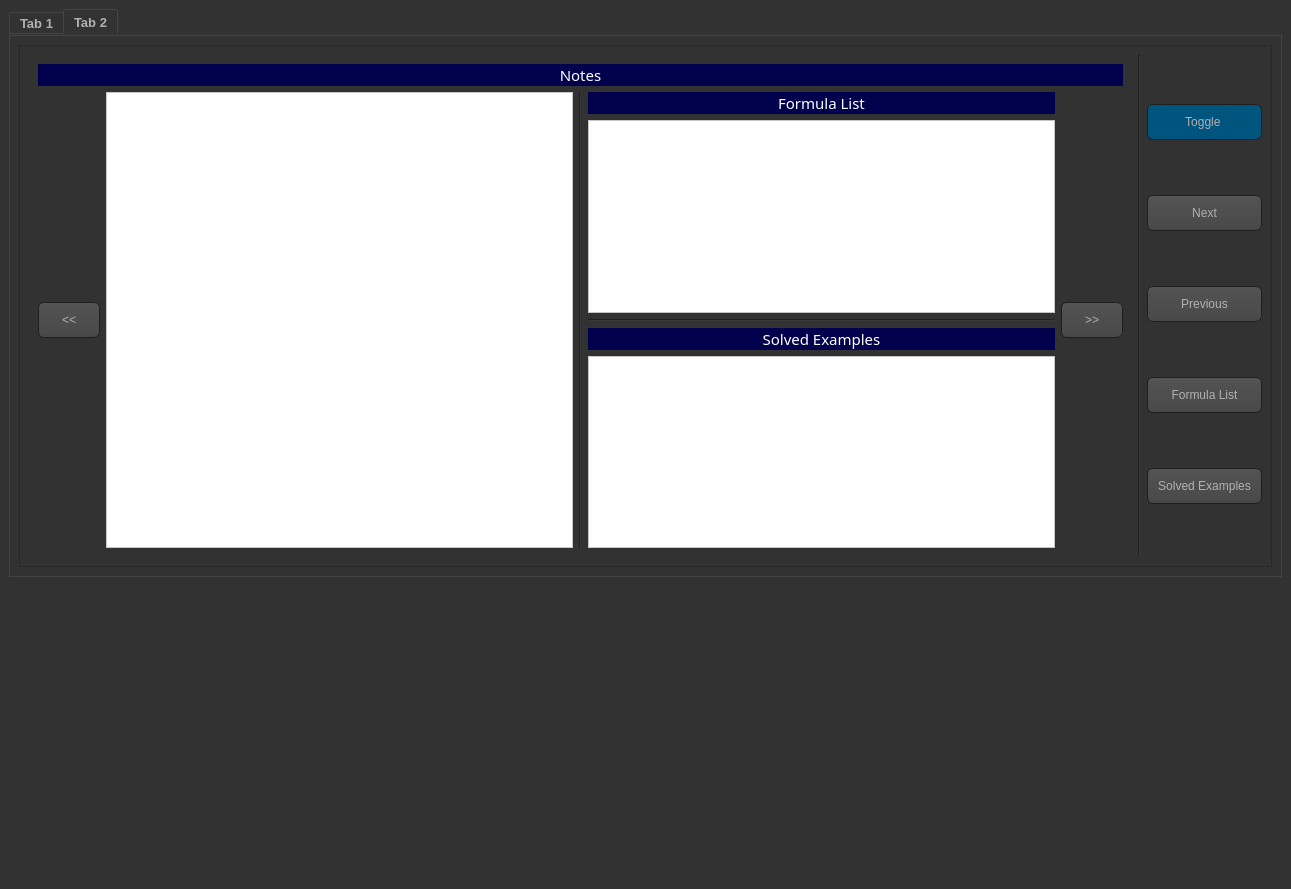
Above: interface.ui from AdetonaMichael/Phy_Assistant before the change. Below: the same form after it.
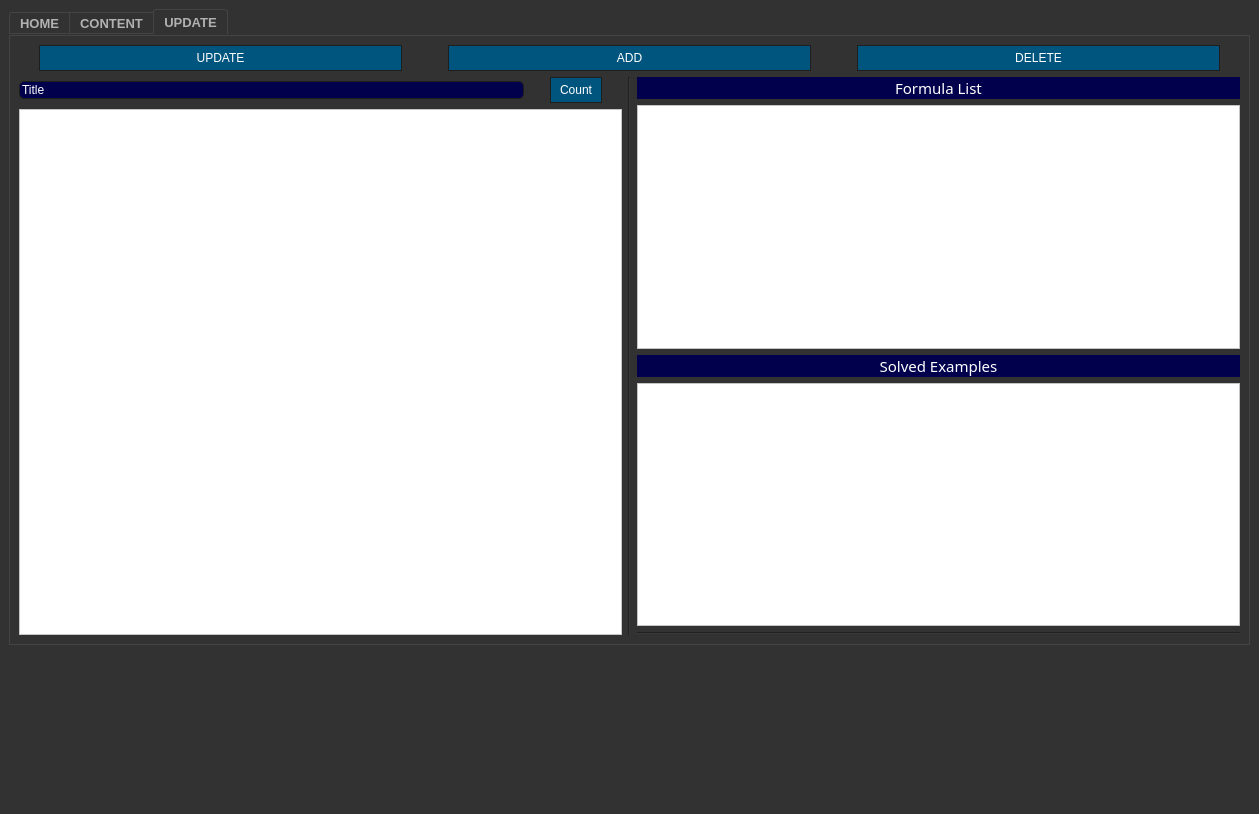
That is the form after the change. Icons and pictures are not drawn. Custom widgets are drawn as their Qt base class.

Diff of the .ui file:
```diff
--- a/interface.ui
+++ b/interface.ui
@@ -6,8 +6,8 @@
    <rect>
     <x>0</x>
     <y>0</y>
-    <width>1291</width>
-    <height>889</height>
+    <width>1259</width>
+    <height>814</height>
    </rect>
   </property>
   <property name="windowTitle">
@@ -558,11 +558,11 @@
        <string notr="true">padding:0px;</string>
       </property>
       <property name="currentIndex">
-       <number>1</number>
+       <number>2</number>
       </property>
       <widget class="QWidget" name="tab">
        <attribute name="title">
-        <string>Tab 1</string>
+        <string>HOME</string>
        </attribute>
        <layout class="QVBoxLayout" name="verticalLayout_5">
         <item>
@@ -913,7 +913,7 @@
       </widget>
       <widget class="QWidget" name="tab_2">
        <attribute name="title">
-        <string>Tab 2</string>
+        <string>CONTENT</string>
        </attribute>
        <layout class="QVBoxLayout" name="verticalLayout_8">
         <item>
@@ -935,28 +935,102 @@
                <widget class="QWidget" name="page1">
                 <layout class="QVBoxLayout" name="verticalLayout_10">
                  <item>
-                  <widget class="QLabel" name="note1_label">
-                   <property name="font">
-                    <font>
-                     <family>hooge 05_54</family>
-                     <pointsize>11</pointsize>
-                     <weight>50</weight>
-                     <italic>false</italic>
-                     <bold>false</bold>
-                    </font>
-                   </property>
-                   <property name="styleSheet">
-                    <string notr="true">background-color:rgb(0, 0, 77);
+                  <layout class="QHBoxLayout" name="horizontalLayout_5">
+                   <item>
+                    <widget class="QLabel" name="note1_label_2">
+                     <property name="font">
+                      <font>
+                       <family>hooge 05_54</family>
+                       <pointsize>11</pointsize>
+                       <weight>50</weight>
+                       <italic>false</italic>
+                       <bold>false</bold>
+                      </font>
+                     </property>
+                     <property name="styleSheet">
+                      <string notr="true">background-color:rgb(0, 0, 77);
 color: rgb(255, 255, 255);
+font: 11pt &quot;hooge 05_54&quot;;
+padding:10px</string>
+                     </property>
+                     <property name="text">
+                      <string>Notes</string>
+                     </property>
+                     <property name="alignment">
+                      <set>Qt::AlignCenter</set>
+                     </property>
+                    </widget>
+                   </item>
+                  </layout>
+                 </item>
+                 <item>
+                  <layout class="QHBoxLayout" name="horizontalLayout_6">
+                   <item>
+                    <widget class="QLabel" name="note1_label">
+                     <property name="font">
+                      <font>
+                       <family>hooge 05_54</family>
+                       <pointsize>11</pointsize>
+                       <weight>50</weight>
+                       <italic>false</italic>
+                       <bold>false</bold>
+                      </font>
+                     </property>
+                     <property name="styleSheet">
+                      <string notr="true">background-color:rgb(0, 0, 77);
+color: rgb(255, 255, 255);
+font: 11pt &quot;hooge 05_54&quot;;
+padding:10px</string>
+                     </property>
+                     <property name="text">
+                      <string>Notes</string>
+                     </property>
+                     <property name="alignment">
+                      <set>Qt::AlignCenter</set>
+                     </property>
+                    </widget>
+                   </item>
+                   <item>
+                    <widget class="QPushButton" name="total_count_btn">
+                     <property name="styleSheet">
+                      <string notr="true">background-color: rgb(0, 85, 127);
+border-radius:60px;
+margin-right:20px;
+margin-left:20px;
+padding:5px;
+color:white;
 font: 11pt &quot;hooge 05_54&quot;;</string>
-                   </property>
-                   <property name="text">
-                    <string>Notes</string>
-                   </property>
-                   <property name="alignment">
-                    <set>Qt::AlignCenter</set>
-                   </property>
-                  </widget>
+                     </property>
+                     <property name="text">
+                      <string>Count</string>
+                     </property>
+                     <property name="icon">
+                      <iconset resource="../../phy_assistant2/icons.qrc">
+                       <normaloff>:/icons/icons/atom2.ico</normaloff>:/icons/icons/atom2.ico</iconset>
+                     </property>
+                    </widget>
+                   </item>
+                   <item>
+                    <widget class="QPushButton" name="single_count_btn">
+                     <property name="styleSheet">
+                      <string notr="true">background-color: rgb(0, 85, 127);
+border-radius:60px;
+margin-right:20px;
+margin-left:20px;
+padding:5px;
+color:white;
+font: 11pt &quot;hooge 05_54&quot;;</string>
+                     </property>
+                     <property name="text">
+                      <string>single count</string>
+                     </property>
+                     <property name="icon">
+                      <iconset resource="../../phy_assistant2/icons.qrc">
+                       <normaloff>:/icons/icons/atom2.ico</normaloff>:/icons/icons/atom2.ico</iconset>
+                     </property>
+                    </widget>
+                   </item>
+                  </layout>
                  </item>
                  <item>
                   <layout class="QHBoxLayout" name="horizontalLayout_3">
@@ -971,15 +1045,12 @@
                     </widget>
                    </item>
                    <item>
-                    <widget class="QPlainTextEdit" name="note1_content">
+                    <widget class="QTextBrowser" name="note_content">
                      <property name="styleSheet">
                       <string notr="true">background-color: rgb(255, 255, 255);
 color: rgb(0, 0, 0);
 font: 75 14pt &quot;Arial&quot;;</string>
                      </property>
-                     <property name="plainText">
-                      <string/>
-                     </property>
                     </widget>
                    </item>
                    <item>
@@ -1016,15 +1087,12 @@
                       </widget>
                      </item>
                      <item>
-                      <widget class="QPlainTextEdit" name="formula_list_content">
+                      <widget class="QTextBrowser" name="formula_list_content">
                        <property name="styleSheet">
                         <string notr="true">background-color: rgb(255, 255, 255);
 color: rgb(0, 0, 0);
 font: 75 14pt &quot;Arial&quot;;</string>
                        </property>
-                       <property name="plainText">
-                        <string/>
-                       </property>
                       </widget>
                      </item>
                      <item>
@@ -1059,15 +1127,12 @@
                       </widget>
                      </item>
                      <item>
-                      <widget class="QPlainTextEdit" name="solved_example_content">
+                      <widget class="QTextBrowser" name="solved_examples_content">
                        <property name="styleSheet">
                         <string notr="true">background-color: rgb(255, 255, 255);
 color: rgb(0, 0, 0);
 font: 75 14pt &quot;Arial&quot;;</string>
                        </property>
-                       <property name="plainText">
-                        <string/>
-                       </property>
                       </widget>
                      </item>
                     </layout>
@@ -1497,6 +1562,211 @@
         </item>
        </layout>
       </widget>
+      <widget class="QWidget" name="update_page">
+       <attribute name="title">
+        <string>UPDATE</string>
+       </attribute>
+       <layout class="QVBoxLayout" name="verticalLayout_19">
+        <item>
+         <layout class="QHBoxLayout" name="horizontalLayout_10">
+          <item>
+           <widget class="QPushButton" name="update_update_btn">
+            <property name="styleSheet">
+             <string notr="true">background-color: rgb(0, 85, 127);
+border-radius:60px;
+margin-right:20px;
+margin-left:20px;
+padding:5px;
+color:white;</string>
+            </property>
+            <property name="text">
+             <string>UPDATE</string>
+            </property>
+            <property name="icon">
+             <iconset resource="../../phy_assistant2/icons.qrc">
+              <normaloff>:/icons/icons/note.ico</normaloff>:/icons/icons/note.ico</iconset>
+            </property>
+           </widget>
+          </item>
+          <item>
+           <widget class="QPushButton" name="update_add_btn">
+            <property name="styleSheet">
+             <string notr="true">background-color: rgb(0, 85, 127);
+border-radius:60px;
+margin-right:20px;
+margin-left:20px;
+padding:5px;
+color:white;</string>
+            </property>
+            <property name="text">
+             <string>ADD</string>
+            </property>
+            <property name="icon">
+             <iconset resource="../../phy_assistant2/icons.qrc">
+              <normaloff>:/icons/icons/atom2.ico</normaloff>:/icons/icons/atom2.ico</iconset>
+            </property>
+           </widget>
+          </item>
+          <item>
+           <widget class="QPushButton" name="update_delete_btn">
+            <property name="styleSheet">
+             <string notr="true">background-color: rgb(0, 85, 127);
+border-radius:60px;
+margin-right:20px;
+margin-left:20px;
+padding:5px;
+color:white;</string>
+            </property>
+            <property name="text">
+             <string>DELETE</string>
+            </property>
+            <property name="icon">
+             <iconset resource="../../phy_assistant2/icons.qrc">
+              <normaloff>:/icons/icons/atom2.ico</normaloff>:/icons/icons/atom2.ico</iconset>
+            </property>
+           </widget>
+          </item>
+         </layout>
+        </item>
+        <item>
+         <layout class="QHBoxLayout" name="horizontalLayout_7">
+          <item>
+           <layout class="QVBoxLayout" name="verticalLayout_18">
+            <item>
+             <layout class="QHBoxLayout" name="horizontalLayout_9">
+              <item>
+               <widget class="QLineEdit" name="update_note_title">
+                <property name="styleSheet">
+                 <string notr="true">background-color:rgb(0, 0, 77);
+color: rgb(255, 255, 255);
+font: 11pt &quot;hooge 05_54&quot;;</string>
+                </property>
+                <property name="text">
+                 <string>Title</string>
+                </property>
+               </widget>
+              </item>
+              <item>
+               <widget class="QPushButton" name="update_count_label">
+                <property name="styleSheet">
+                 <string notr="true">background-color: rgb(0, 85, 127);
+border-radius:60px;
+margin-right:20px;
+margin-left:20px;
+padding:5px;
+color:white;
+font: 11pt &quot;hooge 05_54&quot;;</string>
+                </property>
+                <property name="text">
+                 <string>Count</string>
+                </property>
+                <property name="icon">
+                 <iconset resource="../../phy_assistant2/icons.qrc">
+                  <normaloff>:/icons/icons/atom2.ico</normaloff>:/icons/icons/atom2.ico</iconset>
+                </property>
+               </widget>
+              </item>
+             </layout>
+            </item>
+            <item>
+             <widget class="QTextEdit" name="update_note_content">
+              <property name="styleSheet">
+               <string notr="true">background-color: rgb(255, 255, 255);
+color: rgb(0, 0, 0);
+font: 75 14pt &quot;Arial&quot;;</string>
+              </property>
+             </widget>
+            </item>
+           </layout>
+          </item>
+          <item>
+           <widget class="Line" name="line_7">
+            <property name="orientation">
+             <enum>Qt::Vertical</enum>
+            </property>
+           </widget>
+          </item>
+          <item>
+           <layout class="QVBoxLayout" name="verticalLayout_17">
+            <item>
+             <widget class="QLabel" name="update_formula_list_label">
+              <property name="font">
+               <font>
+                <family>hooge 05_54</family>
+                <pointsize>11</pointsize>
+                <weight>50</weight>
+                <italic>false</italic>
+                <bold>false</bold>
+               </font>
+              </property>
+              <property name="styleSheet">
+               <string notr="true">background-color:rgb(0, 0, 77);
+color: rgb(255, 255, 255);
+font: 11pt &quot;hooge 05_54&quot;;</string>
+              </property>
+              <property name="text">
+               <string>Formula List</string>
+              </property>
+              <property name="alignment">
+               <set>Qt::AlignCenter</set>
+              </property>
+             </widget>
+            </item>
+            <item>
+             <widget class="QTextEdit" name="update_formula_list_content">
+              <property name="styleSheet">
+               <string notr="true">background-color: rgb(255, 255, 255);
+color: rgb(0, 0, 0);
+font: 75 14pt &quot;Arial&quot;;</string>
+              </property>
+             </widget>
+            </item>
+            <item>
+             <widget class="QLabel" name="update_solved_examples_label">
+              <property name="font">
+               <font>
+                <family>hooge 05_54</family>
+                <pointsize>11</pointsize>
+                <weight>50</weight>
+                <italic>false</italic>
+                <bold>false</bold>
+               </font>
+              </property>
+              <property name="styleSheet">
+               <string notr="true">background-color:rgb(0, 0, 77);
+color: rgb(255, 255, 255);
+font: 11pt &quot;hooge 05_54&quot;;</string>
+              </property>
+              <property name="text">
+               <string>Solved Examples</string>
+              </property>
+              <property name="alignment">
+               <set>Qt::AlignCenter</set>
+              </property>
+             </widget>
+            </item>
+            <item>
+             <widget class="QTextEdit" name="update_solved_examples_content">
+              <property name="styleSheet">
+               <string notr="true">background-color: rgb(255, 255, 255);
+color: rgb(0, 0, 0);
+font: 75 14pt &quot;Arial&quot;;</string>
+              </property>
+             </widget>
+            </item>
+            <item>
+             <widget class="Line" name="line_8">
+              <property name="orientation">
+               <enum>Qt::Horizontal</enum>
+              </property>
+             </widget>
+            </item>
+           </layout>
+          </item>
+         </layout>
+        </item>
+       </layout>
+      </widget>
      </widget>
     </item>
     <item>
```
Left out of the diff: 66 changed lines with no effect on the pictures.
